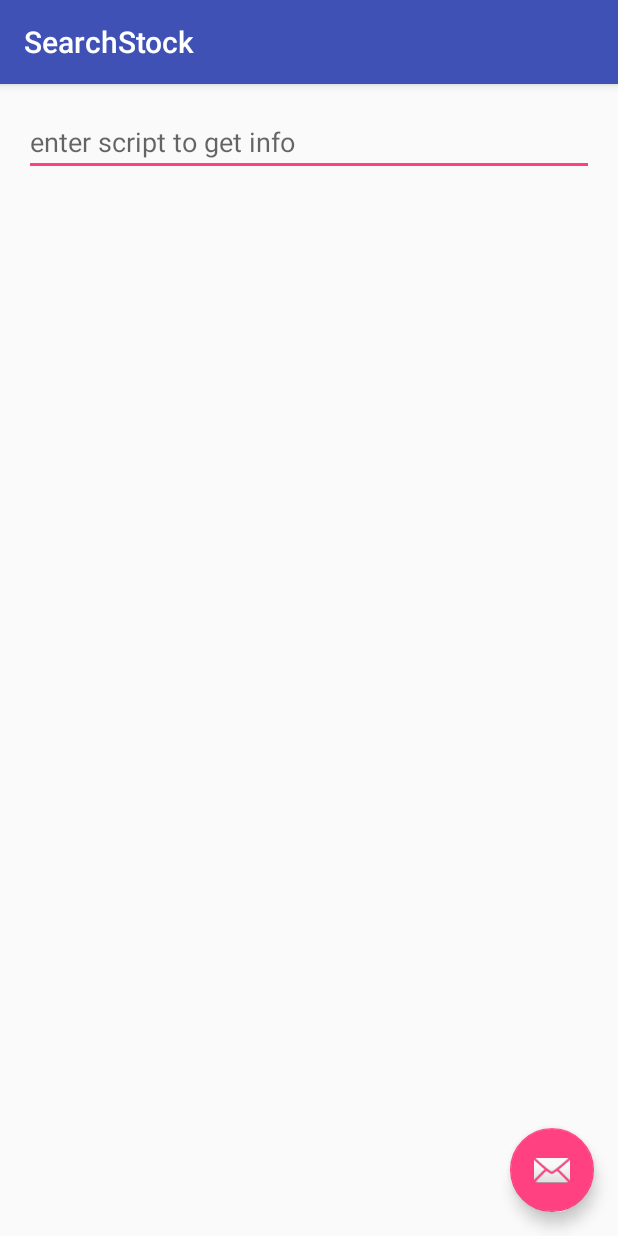
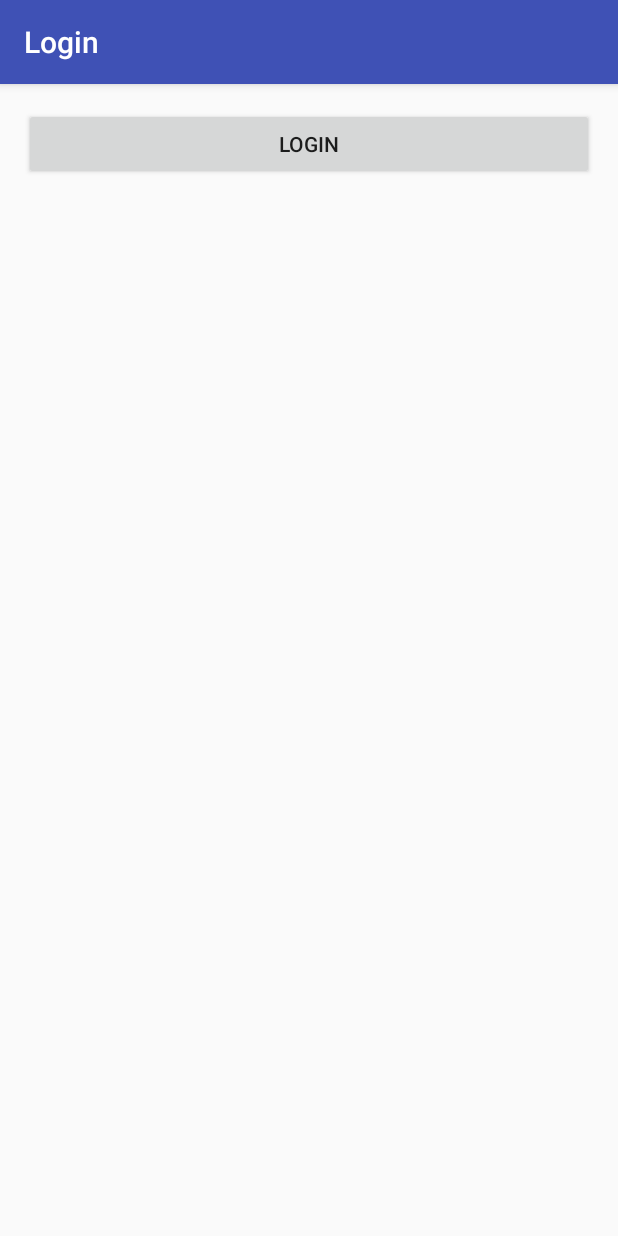
Before and after one commit to piyushpotdukhe/Stoks, an Android app: the screen it shows after launch (MainActivity before the commit, LoginActivity after it), on a phone screen of 412 x 824 dp. Run offline under Robolectric (Android 15) with nearby library versions, the phone set to English and light mode, and no system bars; our stand-ins replace Firebase (no records; nobody signed in at launch, a user with empty details on screens opened directly); libraries missing offline, so code that uses them is left out: com.firebase.ui.

Commit message:
[SEROTONIN] 1. register and/or user with email and password. 2. refactor code.

```diff
--- /dev/null
+++ b/app/src/main/java/com/example/piyushpotdukhe/AIS/LoginActivity.java
@@ -0,0 +1,121 @@
+package com.example.piyushpotdukhe.AIS;
+
+import android.content.Intent;
+import android.os.Bundle;
+import android.support.annotation.NonNull;
+import android.support.design.widget.Snackbar;
+import android.support.v7.app.AppCompatActivity;
+import android.support.v7.widget.Toolbar;
+import android.util.Log;
+import android.view.View;
+
+import com.example.piyushpotdukhe.AIS.StoxInfo.GetStocksInfo;
+import com.firebase.ui.auth.AuthUI;
+import com.google.firebase.auth.FirebaseAuth;
+import com.google.firebase.auth.FirebaseUser;
+
+import static com.example.piyushpotdukhe.AIS.com.stox.userinfo.AuthenticatedUserInfo.getAuthUserObject;
+
+public class LoginActivity extends AppCompatActivity {
+
+    private static final String TAG = "LoginActivity";
+
+    private FirebaseAuth mAuth;
+    private FirebaseAuth.AuthStateListener mAuthListener;
+    public static FirebaseUser mUser;
+
+    private static final String PATH_TOS = "";
+    private static final int RC_SIGN_IN = 200;
+
+    @Override
+    protected void onCreate(Bundle savedInstanceState) {
+        super.onCreate(savedInstanceState);
+        setContentView(R.layout.activity_login);
+        Toolbar toolbar = (Toolbar) findViewById(R.id.toolbar);
+        setSupportActionBar(toolbar);
+
+        mAuth = FirebaseAuth.getInstance();
+        mAuthListener = new FirebaseAuth.AuthStateListener() {
+            @Override
+            public void onAuthStateChanged(@NonNull FirebaseAuth firebaseAuth) {
+                mUser = firebaseAuth.getCurrentUser();
+                if (mUser != null) {
+                    // User is signed in
+                    getAuthUserObject().setIsLoggedIn(true);
+                    getAuthUserObject().setUserName(mUser.getDisplayName());
+                    Log.d(TAG, "onAuthStateChanged:signed_in:" + mUser.getUid()
+                            + "name=" + mUser.getDisplayName());
+                } else {
+                    // User is signed out
+                    getAuthUserObject().setIsLoggedIn(false);
+                    Log.d(TAG, "onAuthStateChanged:signed_out");
+                }
+                // ...
+            }
+        };
+
+        if (isUserAlreadyLoggedIn()) {
+            launchStocksInfoActivity();
+        }
+    }
+
+     public void onClickLoginButton(View view) {
+        Snackbar.make(view, "logging in ...", Snackbar.LENGTH_LONG)/*
+                .setAction("Action", null)*/.show();
+
+        startActivityForResult(AuthUI.getInstance().createSignInIntentBuilder()
+                .setTosUrl(PATH_TOS)
+                .build(), RC_SIGN_IN);
+    }
+
+    @Override
+    protected void onActivityResult(int requestCode, int resultCode, Intent data) {
+        super.onActivityResult(requestCode, resultCode, data);
+        if(requestCode == RC_SIGN_IN){
+            if(resultCode == RESULT_OK){
+//                getAuthUserObject().setIsLoggedIn(true);
+                loginUser();
+            }
+            if(resultCode == RESULT_CANCELED){
+                displayMessage("Sign-in: FAILED");
+            }
+            return;
+        }
+        displayMessage("Sign-in: UNKNOWN RESPONSE");
+    }
+
+    private boolean isUserAlreadyLoggedIn(){
+        return (getAuthUserObject().getIsLoggedIn());
+    }
+
+    private void loginUser(){
+        displayMessage("Sign-in: SUCCESS");
+        launchStocksInfoActivity();
+    }
+
+    private void launchStocksInfoActivity() {
+        Intent afterLoginSuccess = new Intent(LoginActivity.this, GetStocksInfo.class);
+        finish();
+        startActivity(afterLoginSuccess);
+    }
+
+    private void displayMessage(String message){
+        Snackbar.make(getWindow().getDecorView().getRootView(),
+                message, Snackbar.LENGTH_LONG)
+                .setAction("Action", null).show();
+    }
+
+    @Override
+    public void onStart() {
+        super.onStart();
+        mAuth.addAuthStateListener(mAuthListener);
+    }
+
+    @Override
+    public void onStop() {
+        super.onStop();
+        if (mAuthListener != null) {
+            mAuth.removeAuthStateListener(mAuthListener);
+        }
+    }
+}
--- a/app/src/main/java/com/example/piyushpotdukhe/searchstock/MainActivity.java
+++ b/app/src/main/java/com/example/piyushpotdukhe/AIS/StoxInfo/GetStocksInfo.java
@@ -1,4 +1,4 @@
-package com.example.piyushpotdukhe.searchstock;
+package com.example.piyushpotdukhe.AIS.StoxInfo;
 
 import android.os.Bundle;
 import android.support.design.widget.FloatingActionButton;
@@ -6,24 +6,30 @@ import android.support.design.widget.Snackbar;
 import android.support.v7.app.AppCompatActivity;
 import android.support.v7.widget.Toolbar;
 import android.view.View;
-import android.view.Menu;
-import android.view.MenuItem;
 import android.widget.EditText;
 import android.widget.TextView;
 
-import java.util.StringTokenizer;
+import com.example.piyushpotdukhe.AIS.R;
+//import com.example.piyushpotdukhe.AIS.StoxInfo.RetrieveCmp;
+
 import java.util.concurrent.ExecutionException;
 
-import static com.example.piyushpotdukhe.searchstock.StockDetails.getStockDetailsObject;
+import static com.example.piyushpotdukhe.AIS.LoginActivity.mUser;
+import static com.example.piyushpotdukhe.AIS.StoxInfo.StockDetails.getStockDetailsObject;
 
-public class MainActivity extends AppCompatActivity {
+public class GetStocksInfo extends AppCompatActivity {
 
     @Override
     protected void onCreate(Bundle savedInstanceState) {
         super.onCreate(savedInstanceState);
-        setContentView(R.layout.activity_main);
+        setContentView(R.layout.activity_get_stock_info);
         Toolbar toolbar = (Toolbar) findViewById(R.id.toolbar);
         setSupportActionBar(toolbar);
+
+        //setHintToUser();
+        String username = mUser.getDisplayName().toString();
+        String msg = "Welcome " + username.substring(0, username.indexOf(" ")) + ", enter scrip here.";
+        ((EditText)findViewById(R.id.scriptFromUser)).setHint(msg);
 
         FloatingActionButton fab = (FloatingActionButton) findViewById(R.id.fab);
         fab.setOnClickListener(new View.OnClickListener() {
@@ -74,8 +80,6 @@ public class MainActivity extends AppCompatActivity {
                         .setText(textToDisplay);
             }
         });
-
-
     }
 
 }
--- a/app/src/main/java/com/example/piyushpotdukhe/searchstock/AsyncJSONParser.java
+++ b/app/src/main/java/com/example/piyushpotdukhe/AIS/StoxInfo/RetrieveCmp.java
@@ -1,8 +1,7 @@
-package com.example.piyushpotdukhe.searchstock;
+package com.example.piyushpotdukhe.AIS.StoxInfo;
 
 import android.os.AsyncTask;
 import android.util.Log;
-import android.widget.TextView;
 
 import org.json.JSONException;
 import org.json.JSONObject;
@@ -15,7 +14,7 @@ import java.io.InputStreamReader;
 import java.net.HttpURLConnection;
 import java.net.URL;
 
-import static com.example.piyushpotdukhe.searchstock.StockDetails.getStockDetailsObject;
+import static com.example.piyushpotdukhe.AIS.StoxInfo.StockDetails.getStockDetailsObject;
 
 class RetrieveCmp extends AsyncTask<String, Void, Integer> {
 
--- a/app/src/main/java/com/example/piyushpotdukhe/searchstock/StockDetails.java
+++ b/app/src/main/java/com/example/piyushpotdukhe/AIS/StoxInfo/StockDetails.java
@@ -1,4 +1,4 @@
-package com.example.piyushpotdukhe.searchstock;
+package com.example.piyushpotdukhe.AIS.StoxInfo;
 
 public class StockDetails {
 
--- /dev/null
+++ b/app/src/main/java/com/example/piyushpotdukhe/AIS/com/stox/userinfo/AuthenticatedUserInfo.java
@@ -0,0 +1,40 @@
+package com.example.piyushpotdukhe.AIS.com.stox.userinfo;
+
+/**
+ * Created by piyush.potdukhe on 3/14/2017.
+ */
+
+public class AuthenticatedUserInfo {
+
+    //add more data
+    String mUserName;
+    Boolean isLoggedIn = false;
+
+    private static AuthenticatedUserInfo mAuthUserInfo = null;
+    public static AuthenticatedUserInfo getAuthUserObject(){
+        if (mAuthUserInfo == null) {
+            mAuthUserInfo = new AuthenticatedUserInfo("EMPTY");
+        }
+        return mAuthUserInfo;
+    }
+
+    AuthenticatedUserInfo(String userName){
+        this.mUserName = userName;
+    }
+
+    public void setUserName(String userName){
+        this.mUserName = userName;
+    }
+
+    public String getUserName(){
+        return this.mUserName;
+    }
+
+    public boolean getIsLoggedIn() {
+        return this.isLoggedIn;
+    }
+
+    public void setIsLoggedIn(boolean loggedIn) {
+        this.isLoggedIn = loggedIn;
+    }
+}
--- a/app/src/main/res/layout/activity_main.xml
+++ b/app/src/main/res/layout/activity_login.xml
@@ -5,7 +5,7 @@
     android:layout_width="match_parent"
     android:layout_height="match_parent"
     android:fitsSystemWindows="true"
-    tools:context="com.example.piyushpotdukhe.searchstock.MainActivity">
+    tools:context="com.example.piyushpotdukhe.AIS.LoginActivity">
 
     <android.support.design.widget.AppBarLayout
         android:layout_width="match_parent"
@@ -21,14 +21,14 @@
 
     </android.support.design.widget.AppBarLayout>
 
-    <include layout="@layout/content_main" />
-
+    <include layout="@layout/content_login" />
+<!--
     <android.support.design.widget.FloatingActionButton
         android:id="@+id/fab"
         android:layout_width="wrap_content"
         android:layout_height="wrap_content"
         android:layout_gravity="bottom|end"
         android:layout_margin="@dimen/fab_margin"
-        app:srcCompat="@android:drawable/ic_dialog_email" />
+        app:srcCompat="@android:drawable/ic_dialog_email" />-->
 
 </android.support.design.widget.CoordinatorLayout>
--- a/app/src/main/res/layout/content_main.xml
+++ b/app/src/main/res/layout/content_get_stock_info.xml
@@ -11,8 +11,8 @@
     android:paddingTop="@dimen/activity_vertical_margin"
     android:orientation="vertical"
     app:layout_behavior="@string/appbar_scrolling_view_behavior"
-    tools:context="com.example.piyushpotdukhe.searchstock.MainActivity"
-    tools:showIn="@layout/activity_main">
+    tools:context="com.example.piyushpotdukhe.AIS.LoginActivity"
+    tools:showIn="@layout/activity_login">
 
     <EditText
         android:id="@+id/scriptFromUser"
@@ -27,4 +27,5 @@
         android:textAlignment="center"
         android:layout_gravity="center_vertical"
         android:textSize="40dp" />
+
 </LinearLayout>
--- /dev/null
+++ b/app/src/main/res/layout/content_login.xml
@@ -0,0 +1,38 @@
+<?xml version="1.0" encoding="utf-8"?>
+<LinearLayout xmlns:android="http://schemas.android.com/apk/res/android"
+    xmlns:app="http://schemas.android.com/apk/res-auto"
+    xmlns:tools="http://schemas.android.com/tools"
+    android:id="@+id/content_main"
+    android:layout_width="match_parent"
+    android:layout_height="match_parent"
+    android:paddingBottom="@dimen/activity_vertical_margin"
+    android:paddingLeft="@dimen/activity_horizontal_margin"
+    android:paddingRight="@dimen/activity_horizontal_margin"
+    android:paddingTop="@dimen/activity_vertical_margin"
+    android:orientation="vertical"
+    app:layout_behavior="@string/appbar_scrolling_view_behavior"
+    tools:context="com.example.piyushpotdukhe.AIS.LoginActivity"
+    tools:showIn="@layout/activity_login">
+<!--
+    <EditText
+        android:id="@+id/scriptFromUser"
+        android:layout_width="match_parent"
+        android:layout_height="wrap_content"
+        android:hint="enter script to get info" />
+
+    <TextView
+        android:id="@+id/displayTV"
+        android:layout_width="match_parent"
+        android:layout_height="wrap_content"
+        android:textAlignment="center"
+        android:layout_gravity="center_vertical"
+        android:textSize="40dp" />-->
+
+    <Button
+        android:id="@+id/btnLogin"
+        android:layout_width="match_parent"
+        android:layout_height="wrap_content"
+        android:onClick="onClickLoginButton"
+        android:text="Login"
+        />
+</LinearLayout>
--- a/app/src/main/res/menu/menu_main.xml
+++ b/app/src/main/res/menu/menu_main.xml
@@ -1,7 +1,7 @@
 <menu xmlns:android="http://schemas.android.com/apk/res/android"
     xmlns:app="http://schemas.android.com/apk/res-auto"
     xmlns:tools="http://schemas.android.com/tools"
-    tools:context="com.example.piyushpotdukhe.searchstock.MainActivity">
+    tools:context="com.example.piyushpotdukhe.AIS.LoginActivity">
     <item
         android:id="@+id/action_settings"
         android:orderInCategory="100"
--- a/app/src/main/res/values/strings.xml
+++ b/app/src/main/res/values/strings.xml
@@ -1,4 +1,5 @@
 <resources>
     <string name="app_name">SearchStock</string>
     <string name="action_settings">Settings</string>
+    <string name="login">Login</string>
 </resources>
--- a/build.gradle
+++ b/build.gradle
@@ -9,6 +9,7 @@ buildscript {
 
         // NOTE: Do not place your application dependencies here; they belong
         // in the individual module build.gradle files
+        classpath 'com.google.gms:google-services:3.0.0'
     }
 }
 
```
Also changed, not shown: app/build.gradle (+10 -1 lines), app/src/main/AndroidManifest.xml (+10 -2 lines), app/src/main/res/layout/activity_get_stock_info.xml (added, +34 -0 lines), 5 other files.
